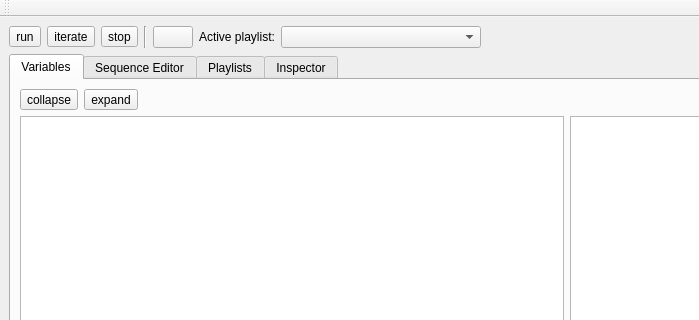
Above: uis/control-system.ui from AlbertHdz4/qplayer before the change; both pictures show x 0 to 699 and y 0 to 320 of the 1134 by 912 pixel window. Below: the same form after it.
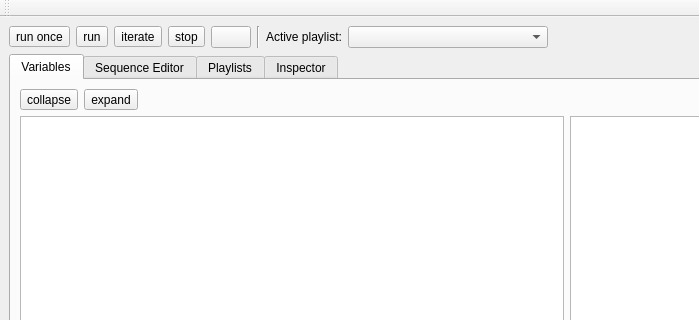
That is the form after the change. Icons and pictures are not drawn.

Diff of the .ui file:
```diff
--- a/uis/control-system.ui
+++ b/uis/control-system.ui
@@ -17,6 +17,26 @@
    <layout class="QVBoxLayout" name="verticalLayout_2">
     <item>
      <layout class="QHBoxLayout" name="horizontalLayout">
+      <item>
+       <widget class="QToolButton" name="play_once_button">
+        <property name="toolTip">
+         <string>Run once</string>
+        </property>
+        <property name="text">
+         <string>run once</string>
+        </property>
+        <property name="icon">
+         <iconset resource="../resources.qrc">
+          <normaloff>:/actions/icons/media-playback-start1.svg</normaloff>:/actions/icons/media-playback-start1.svg</iconset>
+        </property>
+        <property name="iconSize">
+         <size>
+          <width>32</width>
+          <height>32</height>
+         </size>
+        </property>
+       </widget>
+      </item>
       <item>
        <widget class="QToolButton" name="play_button">
         <property name="toolTip">
@@ -77,13 +97,6 @@
         </property>
        </widget>
       </item>
-      <item>
-       <widget class="Line" name="line">
-        <property name="orientation">
-         <enum>Qt::Vertical</enum>
-        </property>
-       </widget>
-      </item>
       <item>
        <widget class="QPushButton" name="shuffle_button">
         <property name="toolTip">
@@ -123,6 +136,13 @@
         </property>
        </widget>
       </item>
+      <item>
+       <widget class="Line" name="line">
+        <property name="orientation">
+         <enum>Qt::Vertical</enum>
+        </property>
+       </widget>
+      </item>
       <item>
        <widget class="QLabel" name="label_2">
         <property name="text">
```
